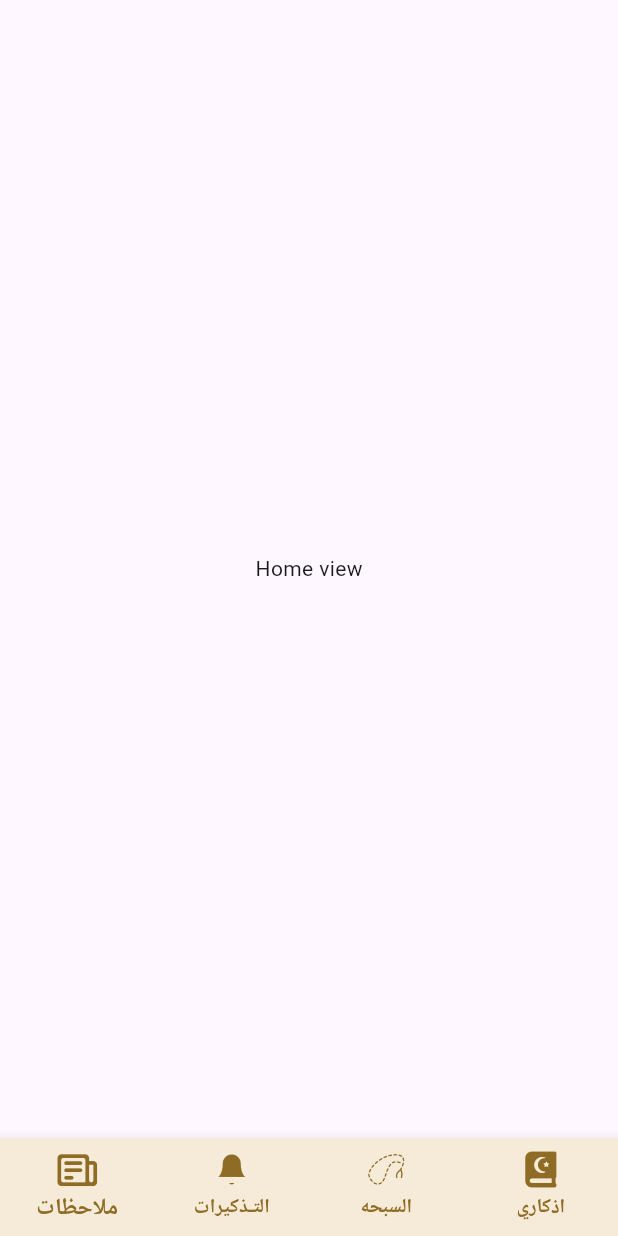
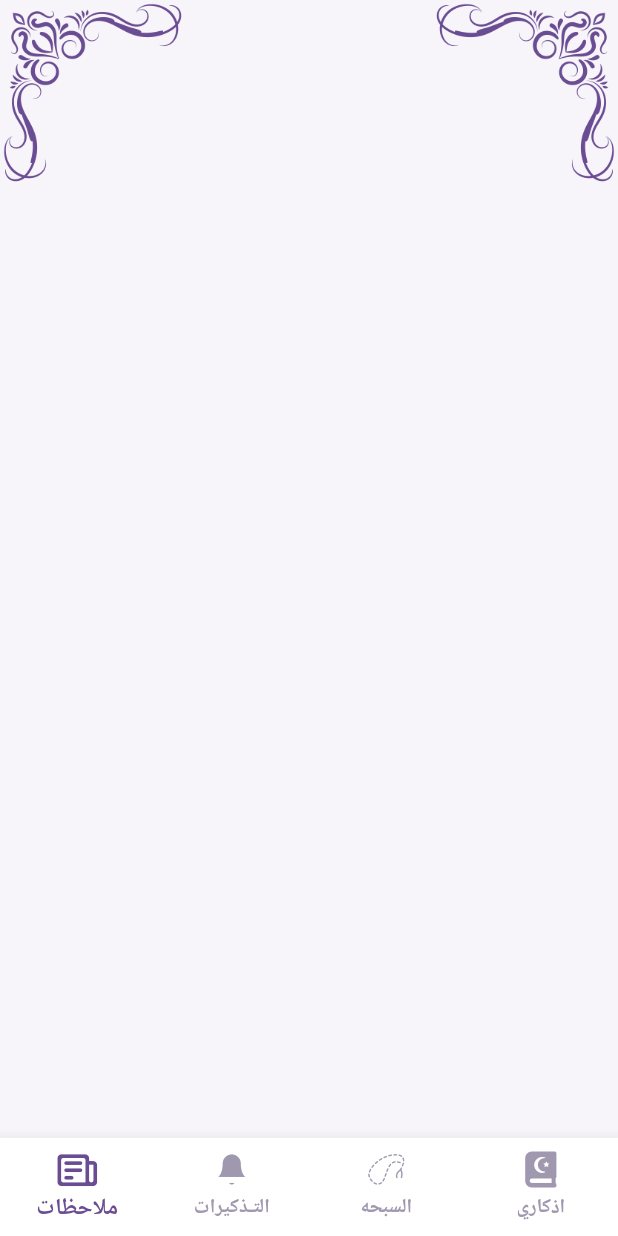
Before and after one commit to MohamedFayad33/muslim_supplications, a Flutter app: the screen it shows after launch, on a phone screen of 412 x 824 dp. Run offline on Flutter 3.47's test engine with Material 3 defaults, Android fonts, the phone set to English and light mode, and no system bars; our stand-ins replace google_fonts; Roboto replaces fonts that are missing (Amiri).

Commit message:
crate head home view

```diff
--- a/lib/core/resources/assets_manager.dart
+++ b/lib/core/resources/assets_manager.dart
@@ -1,4 +1,9 @@
-abstract class ImageAssets {}
+abstract class ImageAssets {
+  static const String shape1 = 'assets/icons/Shape-04.png';
+  static const String shape2 = 'assets/icons/Shape-07.png';
+  static const String shape3 = 'assets/icons/vecteezy_gold.png';
+  static const String shape4 = 'assets/icons/vecteezy_gold1.png';
+}
 
 abstract class SvgAssets {
   static const String alarm = 'assets/icons/alarm.svg';
--- a/lib/core/resources/color_manager.dart
+++ b/lib/core/resources/color_manager.dart
@@ -1,20 +1,32 @@
 import 'package:flutter/material.dart';
 
 abstract class ColorManager {
-  static Color primary = const Color(0xFFfdfbe7);
-  static Color secondary = const Color(0xFF5d4037);
-  static Color font = const Color(0xFF3E2723);
-  static Color distinction = const Color(0xFFa1887f);
-  static Color verseSelected = const Color(0xFFefebe9);
-  static Color background = const Color(0xFFf6ebd8);
-  static Color remembrancecard = const Color(0xFFf6ebd8);
-  static Color secondaryFont = const Color(0xFF3e2723);
-  static Color backGround1 = const Color(0xfffaf9f6);
-  static Color primary1 = const Color(0xff4e6c50);
-  static Color accent1 = const Color(0xffd4af37);
-  static Color card1 = const Color(0xffffffff);
-  static Color text1 = const Color(0xff393e46);
-  static Color secText = const Color(0xffaaabbb);
-  static Color inactive1 = const Color(0xffe8e8e8);
-  static Color activeIcon = const Color(0xff8e6c26);
+  static Color primary = const Color(0xFF6a4c93);
+  static Color secondary = const Color(0xFF9c7dbf);
+  static Color scaffolgd = const Color(0xFFf8f5fa);
+  static Color cards = const Color(0xFFffffff);
+  static Color pattern = const Color(0xFFece6f2);
+  static Color primText = const Color(0xFF2e2a36);
+  static Color secText = const Color(0xFF9e9eae);
+  static Color inactive = const Color(0xFFe1dde8);
+  static Color activeAicon = const Color(0xFF6a4c93);
+  static Color backgroundBar = const Color(0xFF6a4c93);
+  static Color inactiveIcon = const Color(0xFFa098ae);
 }
+
+// static Color primary = const Color(0xFFfdfbe7);
+//   static Color secondary = const Color(0xFF5d4037);
+//   static Color font = const Color(0xFF3E2723);
+//   static Color distinction = const Color(0xFFa1887f);
+//   static Color verseSelected = const Color(0xFFefebe9);
+//   static Color background = const Color(0xFFf6ebd8);
+//   static Color remembrancecard = const Color(0xFFf6ebd8);
+//   static Color secondaryFont = const Color(0xFF3e2723);
+//   static Color backGround1 = const Color(0xfffaf9f6);
+//   static Color primary1 = const Color(0xff4e6c50);
+//   static Color accent1 = const Color(0xffd4af37);
+//   static Color card1 = const Color(0xffffffff);
+//   static Color text1 = const Color(0xff393e46);
+//   static Color secText = const Color(0xffaaabbb);
+//   static Color inactive1 = const Color(0xffe8e8e8);
+//   static Color activeIcon = const Color(0xff8e6c26);
--- a/lib/core/resources/icon_manger.dart
+++ /dev/null
@@ -1,21 +0,0 @@
-import 'package:flutter/widgets.dart';
-
-class MyIcons {
-  MyIcons._(); // هذا يمنع إنشاء نسخة من الكلاس (Instance) لأنه مجرد حاوية للثوابت
-
-  // اسم عائلة الخط كما عرفته في ملف pubspec.yaml
-  static const String _fontFamily = 'MaterialIcons';
-
-  // تعريف الأيقونات
-  // 0xe800 هو الـ Code Point الخاص بالأيقونة (يختلف حسب ملف الخط)
-  static const IconData prayer_beads = IconData(
-    0xe800,
-    fontFamily: _fontFamily,
-  );
-  static const IconData quran_book = IconData(0xe801, fontFamily: _fontFamily);
-  static const IconData mosque = IconData(0xe802, fontFamily: _fontFamily);
-  static const IconData backArrow = IconData(0xe800, fontFamily: _fontFamily);
-
-  // مثال لأيقونة مدورة (Rounded) إذا كان لديك خط منفصل لها
-  // static const IconData mosque_rounded = IconData(0xf123, fontFamily: 'MyIconFontRounded');
-}
--- a/lib/core/theme/theme_app.dart
+++ b/lib/core/theme/theme_app.dart
@@ -6,12 +6,13 @@ import 'package:muslim_supplications/core/utils/size_config.dart';
 abstract class ThemeApp {
   static ThemeData theme(BuildContext context) {
     return ThemeData(
+      scaffoldBackgroundColor: ColorManager.scaffolgd,
       bottomNavigationBarTheme: BottomNavigationBarThemeData(
-        backgroundColor: ColorManager.background,
+        backgroundColor: ColorManager.cards,
 
-        selectedItemColor: ColorManager.activeIcon,
+        selectedItemColor: ColorManager.activeAicon,
 
-        unselectedItemColor: ColorManager.activeIcon,
+        unselectedItemColor: ColorManager.inactiveIcon,
 
         selectedLabelStyle: StylesManager.sectionHeader(context).copyWith(
           fontSize: SizeConfig.getResponsiveFontSize(context, fontSize: 14),
@@ -22,12 +23,12 @@ abstract class ThemeApp {
         ),
 
         selectedIconTheme: IconThemeData(
-          color: ColorManager.activeIcon,
+          color: ColorManager.activeAicon,
           size: 28,
         ),
 
         unselectedIconTheme: IconThemeData(
-          color: ColorManager.activeIcon,
+          color: ColorManager.inactiveIcon,
           size: 24,
         ),
       ),
--- a/lib/modules/layout/presentaion/layout_view.dart
+++ b/lib/modules/layout/presentaion/layout_view.dart
@@ -1,5 +1,5 @@
 import 'package:flutter/material.dart';
-import 'package:muslim_supplications/modules/layout/presentaion/pages/home_view.dart';
+import 'package:muslim_supplications/modules/layout/presentaion/pages/home/home_view.dart';
 import 'package:muslim_supplications/modules/layout/presentaion/pages/note_view.dart';
 import 'package:muslim_supplications/modules/layout/presentaion/pages/reminder_view.dart';
 import 'package:muslim_supplications/modules/layout/presentaion/pages/tasbih_view.dart';
--- /dev/null
+++ b/lib/modules/layout/presentaion/pages/home/home_view.dart
@@ -0,0 +1,13 @@
+import 'package:flutter/material.dart';
+import 'package:muslim_supplications/modules/layout/presentaion/pages/home/widgets/head_home_view.dart';
+
+class HomeView extends StatelessWidget {
+  const HomeView({super.key});
+
+  @override
+  Widget build(BuildContext context) {
+    return Scaffold(
+      body: SingleChildScrollView(child: Column(children: [HeadHomeView()])),
+    );
+  }
+}
--- /dev/null
+++ b/lib/modules/layout/presentaion/pages/home/widgets/head_home_view.dart
@@ -0,0 +1,31 @@
+import 'package:flutter/material.dart';
+import 'package:muslim_supplications/core/resources/assets_manager.dart';
+import 'package:muslim_supplications/core/resources/color_manager.dart';
+
+class HeadHomeView extends StatelessWidget {
+  const HeadHomeView({super.key});
+
+  @override
+  Widget build(BuildContext context) {
+    Size size = MediaQuery.sizeOf(context);
+
+    return Row(
+      children: [
+        Image.asset(
+          ImageAssets.shape3,
+          height: size.height * 0.15,
+          color: ColorManager.primary,
+        ),
+        Spacer(),
+        RotatedBox(
+          quarterTurns: 1,
+          child: Image.asset(
+            ImageAssets.shape3,
+            height: size.height * 0.15,
+            color: ColorManager.primary,
+          ),
+        ),
+      ],
+    );
+  }
+}
--- a/lib/modules/layout/presentaion/pages/home_view.dart
+++ /dev/null
@@ -1,10 +0,0 @@
-import 'package:flutter/material.dart';
-
-class HomeView extends StatelessWidget {
-  const HomeView({super.key});
-
-  @override
-  Widget build(BuildContext context) {
-    return const Scaffold(body: Center(child: Text('Home view')));
-  }
-}
```
Also changed, not shown: assets/icons/Islami_icon.png (deleted), assets/icons/vecteezy_gold.png (added), assets/icons/vecteezy_gold1.png (added).
